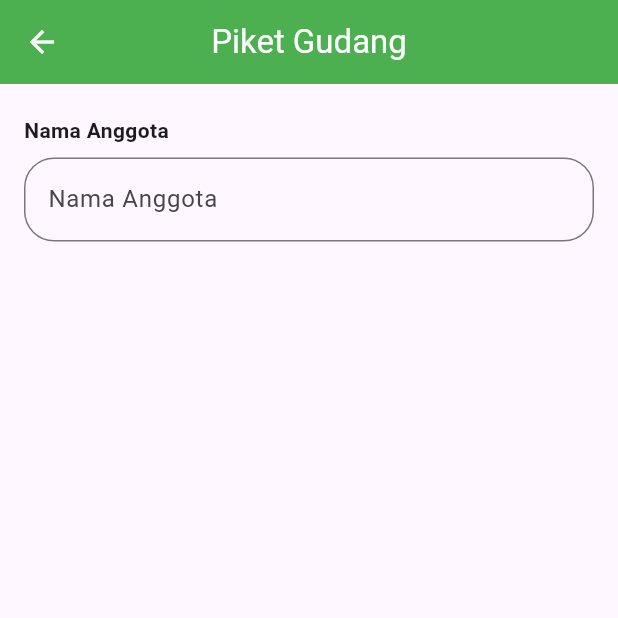
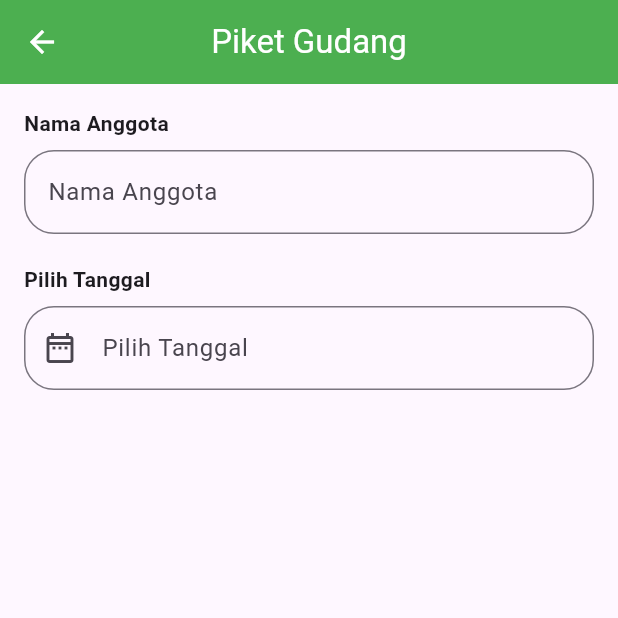
Before and after one commit to nadiacahyadewi/20220140001_UCP1Flutter, a Flutter app: the PiketPage screen opened directly with empty values, on a phone screen of 412 x 824 dp, the top half of it. Run offline on Flutter 3.47's test engine with Material 3 defaults, Android fonts, the phone set to English and light mode, and no system bars.

Commit message:
membuat form tanggal pada halaman piket

```diff
--- a/lib/piket_page.dart
+++ b/lib/piket_page.dart
@@ -1,8 +1,10 @@
 import 'package:flutter/material.dart';
+import 'package:intl/intl.dart';
+import 'package:ucp1/detailTugas_page.dart';
 
 class PiketPage extends StatefulWidget {
   final String email;
-  const PiketPage({super.key, required this.email});
+  const PiketPage({Key? key, required this.email}) : super(key: key);
 
   @override
   State<PiketPage> createState() => _PiketPageState();
@@ -10,6 +12,10 @@ class PiketPage extends StatefulWidget {
 
 class _PiketPageState extends State<PiketPage> {
   late TextEditingController emailController;
+
+  final _formKey = GlobalKey<FormState>();
+  final List<Map<String, String>> taskList = [];
+  DateTime? _selectedDate;
 
   @override
   void initState() {
@@ -23,38 +29,81 @@ class _PiketPageState extends State<PiketPage> {
     super.dispose();
   }
 
+  void addTask() {
+    if (!_formKey.currentState!.validate() || _selectedDate == null) {
+      return;
+    }
+
+    setState(() {
+      taskList.add({
+        'nama': emailController.text,
+        'tanggal': DateFormat('EEEE, d MMMM yyyy', 'id_ID').format(_selectedDate!),
+      });
+      _selectedDate = null;
+    });
+  }
+
+  Future<void> pickDate() async {
+    final pickedDate = await showDatePicker(
+      context: context,
+      initialDate: DateTime.now(),
+      firstDate: DateTime(2000),
+      lastDate: DateTime(2100),
+    );
+    if (pickedDate != null) {
+      setState(() {
+        _selectedDate = pickedDate;
+      });
+    }
+  }
+
   @override
   Widget build(BuildContext context) {
     return Scaffold(
       appBar: AppBar(
         backgroundColor: Colors.green,
-        title: Text('Piket Gudang', style: TextStyle(color: Colors.white)),
+        title: const Text('Piket Gudang', style: TextStyle(color: Colors.white)),
         centerTitle: true,
-        iconTheme: IconThemeData(color: Colors.white),
+        iconTheme: const IconThemeData(color: Colors.white),
       ),
       body: Form(
+        key: _formKey,
         child: Padding(
-          padding: const EdgeInsets.all(16.0),
+          padding: const EdgeInsets.all(16),
           child: Column(
             crossAxisAlignment: CrossAxisAlignment.start,
             children: [
-              const SizedBox(height: 5),
-              const Text(
-                'Nama Anggota',
-                style: TextStyle(fontWeight: FontWeight.bold),
-              ),
+              const Text('Nama Anggota', style: TextStyle(fontWeight: FontWeight.bold)),
               const SizedBox(height: 8),
               TextFormField(
                 controller: emailController,
                 decoration: InputDecoration(
-                  border: OutlineInputBorder(
-                    borderRadius: BorderRadius.circular(20),
-                  ),
-                  hintText: "Nama Anggota",
+                  border: OutlineInputBorder(borderRadius: BorderRadius.circular(20)),
+                  hintText: 'Nama Anggota',
                 ),
                 validator: (value) {
                   if (value == null || value.isEmpty) {
                     return 'Nama tidak boleh kosong';
+                  }
+                  return null;
+                },
+              ),
+              const SizedBox(height: 20),
+              const Text('Pilih Tanggal', style: TextStyle(fontWeight: FontWeight.bold)),
+              const SizedBox(height: 8),
+              TextFormField(
+                readOnly: true,
+                onTap: pickDate,
+                decoration: InputDecoration(
+                  prefixIcon: const Icon(Icons.date_range_outlined),
+                  hintText: _selectedDate == null
+                      ? 'Pilih Tanggal'
+                      : DateFormat('EEEE, d MMMM yyyy', 'id_ID').format(_selectedDate!),
+                  border: OutlineInputBorder(borderRadius: BorderRadius.circular(20)),
+                ),
+                validator: (value) {
+                  if (_selectedDate == null) {
+                    return 'Tanggal tidak boleh kosong';
                   }
                   return null;
                 },
--- a/pubspec.yaml
+++ b/pubspec.yaml
@@ -30,10 +30,14 @@ environment:
 dependencies:
   flutter:
     sdk: flutter
+  flutter_localizations:
+      sdk: flutter
+  intl: ^0.19.0
 
   # The following adds the Cupertino Icons font to your application.
   # Use with the CupertinoIcons class for iOS style icons.
   cupertino_icons: ^1.0.8
+  syncfusion_flutter_datepicker: ^28.2.11
 
 dev_dependencies:
   flutter_test:
```
Also changed, not shown: pubspec.lock.
